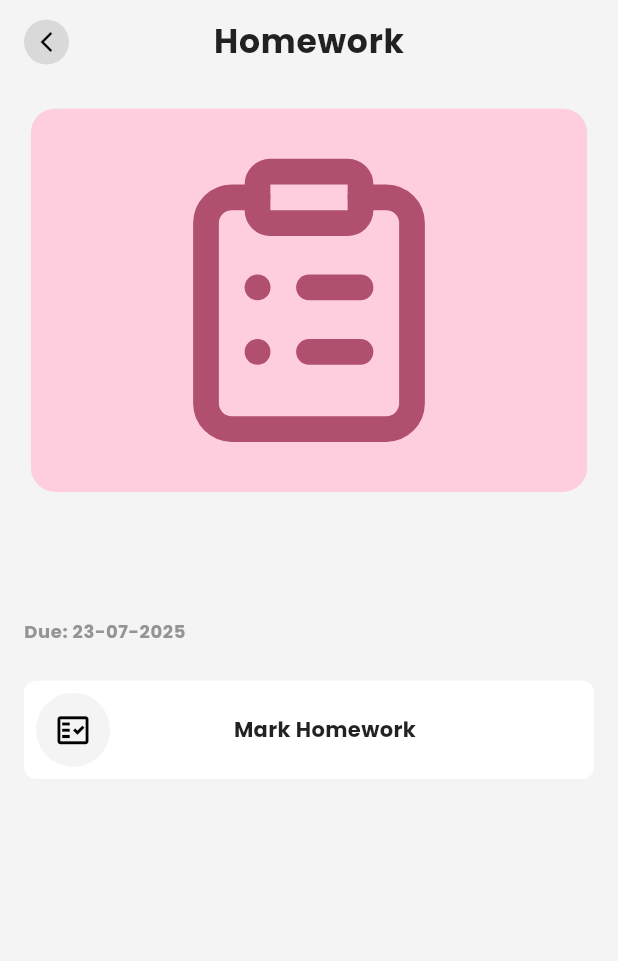
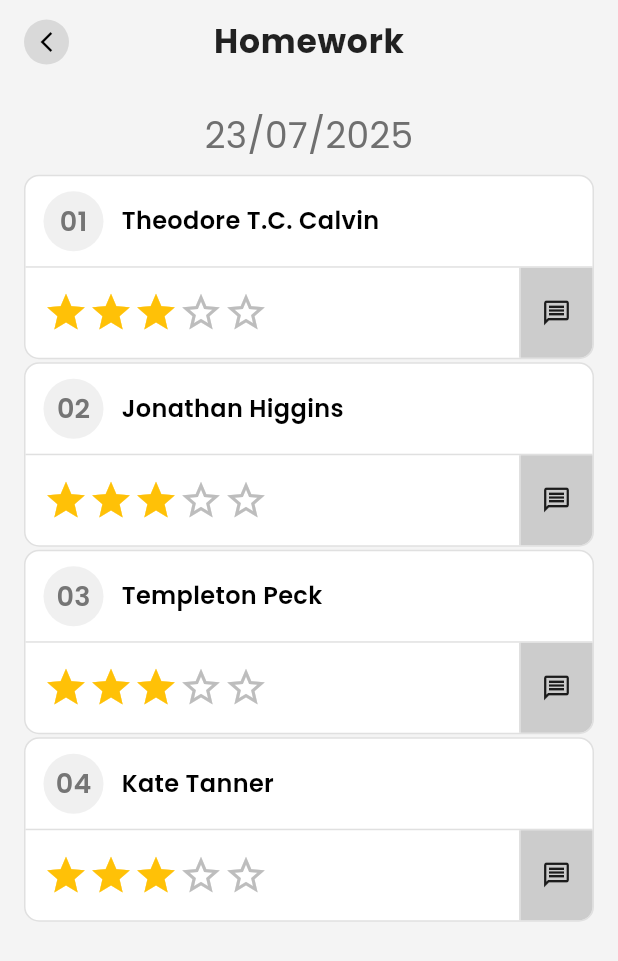
Before and after one commit to aswin-labs/AcadObs-Frontend, a Flutter app: the HomeworkDetailsScreen screen opened directly with empty values, after a tap on "Mark Homework", on a phone screen of 412 x 824 dp. Shown: the top 961 px of the screen. Run offline on Flutter 3.47's test engine with Material 3 defaults, Android fonts, the phone set to English and light mode, and no system bars; our stand-ins replace cached_network_image, dio, file_picker, flutter_image_compress, go_router, google_fonts and 6 more; network calls fail.

Commit message:
feat(teacher):added the ranking screen

```diff
--- a/lib/features/teacher/presentation/homework/screens/homework_details_screen.dart
+++ b/lib/features/teacher/presentation/homework/screens/homework_details_screen.dart
@@ -4,9 +4,11 @@ import 'package:acadobs/core/utils/helpers/date_formatter.dart';
 import 'package:acadobs/core/utils/responsive.dart';
 import 'package:acadobs/features/teacher/data/models/homework/homework_model.dart';
 import 'package:acadobs/features/teacher/presentation/homework/provider/homework_provider.dart';
+import 'package:acadobs/routes/router_constants.dart';
 import 'package:acadobs/shared/widgets/common_appbar.dart';
 import 'package:acadobs/shared/widgets/item_detail_screen_container.dart';
 import 'package:flutter/material.dart';
+import 'package:go_router/go_router.dart';
 import 'package:lucide_icons/lucide_icons.dart';
 import 'package:provider/provider.dart';
 
@@ -90,7 +92,11 @@ class _HomeworkDetailsScreenState extends State<HomeworkDetailsScreen> {
                         ),
                         SizedBox(width: Responsive.width * 20),
                         GestureDetector(
-                          onTap: () {},
+                          onTap: () {
+                            context.pushNamed(
+                              RouteConstants.homeworkRankingScreen,
+                            );
+                          },
                           child: Text(
                             'Mark Homework',
                             style: context.textTheme.bodyMedium!.copyWith(
--- /dev/null
+++ b/lib/features/teacher/presentation/homework/screens/homework_ranking_screen.dart
@@ -0,0 +1,38 @@
+import 'package:acadobs/core/extensions/context_extensions.dart';
+import 'package:acadobs/core/utils/responsive.dart';
+import 'package:acadobs/features/teacher/presentation/homework/widgets/ranking_card.dart';
+import 'package:acadobs/shared/widgets/common_appbar.dart';
+import 'package:flutter/material.dart';
+
+class HomeworkRankingScreen extends StatelessWidget {
+  const HomeworkRankingScreen({super.key});
+
+  @override
+  Widget build(BuildContext context) {
+    return Scaffold(
+      appBar: CommonAppBar(title: 'Homework', isBackButton: true),
+      body: Padding(
+        padding: context.paddingHorizontal.add(
+          EdgeInsets.only(top: Responsive.height * 2),
+        ),
+        child: SingleChildScrollView(
+          physics: const BouncingScrollPhysics(),
+          child: Column(
+            crossAxisAlignment: CrossAxisAlignment.center,
+            children: [
+              Text(
+                '23/07/2025',
+                style: TextStyle(fontSize: 24, color: Color(0xFF6F6F6F)),
+              ),
+              SizedBox(height: 10),
+              RankingCard(name: "Theodore T.C. Calvin", number: '01'),
+              RankingCard(name: 'Jonathan Higgins', number: '02'),
+              RankingCard(name: "Templeton Peck", number: '03'),
+              RankingCard(name: 'Kate Tanner', number: '04'),
+            ],
+          ),
+        ),
+      ),
+    );
+  }
+}
--- /dev/null
+++ b/lib/features/teacher/presentation/homework/widgets/ranking_card.dart
@@ -0,0 +1,102 @@
+import 'package:flutter/material.dart';
+
+class RankingCard extends StatelessWidget {
+  final String name;
+  final String number;
+  const RankingCard({super.key, required this.name, required this.number});
+
+  @override
+  Widget build(BuildContext context) {
+    return Container(
+      margin: const EdgeInsets.only(bottom: 2),
+      decoration: BoxDecoration(
+        color: Colors.white,
+        borderRadius: BorderRadius.circular(10),
+
+        border: Border.all(color: const Color(0xFFE0E0E0)), // light border
+      ),
+      child: Column(
+        children: [
+          // Top Row: Avatar and Name
+          Padding(
+            padding: const EdgeInsets.symmetric(horizontal: 12, vertical: 10),
+            child: Row(
+              children: [
+                CircleAvatar(
+                  radius: 20,
+                  backgroundColor: const Color(0xFFF0F0F0),
+                  child: Text(
+                    number,
+                    style: TextStyle(
+                      fontWeight: FontWeight.w600,
+                      color: Colors.grey.shade600,
+                    ),
+                  ),
+                ),
+                const SizedBox(width: 12),
+                Text(
+                  name,
+                  style: TextStyle(
+                    fontWeight: FontWeight.w600,
+                    fontSize: 16,
+                    color: Colors.black,
+                  ),
+                ),
+              ],
+            ),
+          ),
+
+          const Divider(height: 1, color: Color(0xFFE0E0E0)),
+
+          // Bottom Row: Stars and Chat icon
+          Container(
+            decoration: BoxDecoration(
+              borderRadius: BorderRadius.only(bottomRight: Radius.circular(12)),
+            ),
+            height: 60,
+            child: Row(
+              children: [
+                // Stars section
+                Padding(
+                  padding: const EdgeInsets.only(left: 12),
+                  child: Row(
+                    children: List.generate(5, (index) {
+                      return Icon(
+                        index < 3 ? Icons.star : Icons.star_border,
+                        color: index < 3 ? Colors.amber : Colors.grey.shade400,
+                        size: 30,
+                      );
+                    }),
+                  ),
+                ),
+
+                const Spacer(),
+
+                // Vertical divider
+                Container(
+                  width: 1,
+                  height: double.infinity,
+                  color: const Color(0xFFE0E0E0),
+                ),
+
+                // Chat Icon
+                Container(
+                  width: 48,
+                  alignment: Alignment.center,
+                  decoration: BoxDecoration(
+                    color: Color(0xFFCCCCCC),
+                    borderRadius: BorderRadius.only(
+                      bottomRight: Radius.circular(9),
+                    ),
+                  ),
+
+                  child: const Icon(Icons.message_outlined, size: 20),
+                ),
+              ],
+            ),
+          ),
+        ],
+      ),
+    );
+  }
+}
--- a/lib/routes/modules/parent_route.dart
+++ b/lib/routes/modules/parent_route.dart
@@ -1,4 +1,5 @@
 import 'package:acadobs/features/parents/presentation/notices/screens/profile_screen.dart';
+import 'package:acadobs/features/teacher/presentation/homework/screens/homework_ranking_screen.dart';
 import 'package:acadobs/routes/router_constants.dart';
 import 'package:acadobs/shared/models/user_model.dart';
 import 'package:go_router/go_router.dart';
@@ -12,4 +13,6 @@ List<GoRoute> parentRoutes = [
       return ProfileScreen(usermodel: usermodel);
     },
   ),
+
+
 ];
--- a/lib/routes/modules/staff_routes.dart
+++ b/lib/routes/modules/staff_routes.dart
@@ -14,6 +14,7 @@ import 'package:acadobs/features/teacher/presentation/attendance/screens/attenda
 import 'package:acadobs/features/teacher/presentation/attendance/screens/edit_attendance_screen.dart';
 import 'package:acadobs/features/teacher/presentation/duties/screens/duty_detail_screen.dart';
 import 'package:acadobs/features/teacher/presentation/homework/screens/homework_details_screen.dart';
+import 'package:acadobs/features/teacher/presentation/homework/screens/homework_ranking_screen.dart';
 import 'package:acadobs/features/teacher/presentation/homework/screens/homeworks_home_screen.dart';
 import 'package:acadobs/features/teacher/presentation/leave_request/screens/leave_request_detail_screen.dart';
 import 'package:acadobs/features/teacher/presentation/leave_request/screens/teacher_leave_request_home_screen.dart';
@@ -104,6 +105,15 @@ List<GoRoute> staffRoutes = [
       return HomeworkDetailsScreen(homework: homework);
     },
   ),
+
+   GoRoute(path: '/homeworkRankingScreen',
+  name: RouteConstants.homeworkRankingScreen,
+  builder: (context, state) {
+
+    return HomeworkRankingScreen();
+  },
+  ),
+
   //notice
   GoRoute(
     path: '/noticedetails',
--- a/lib/routes/router_constants.dart
+++ b/lib/routes/router_constants.dart
@@ -32,6 +32,7 @@ class RouteConstants {
   static const String noticedetails = 'noticedetails';
   static const String eventlistdetails = 'eventlistdetails';
   static const String profileScreen = 'profilescreen';
+  static const String homeworkRankingScreen = 'homeworkRankingScreen';
 
   // STUDENTS
   static const String studentListing = 'studentListing';
```
